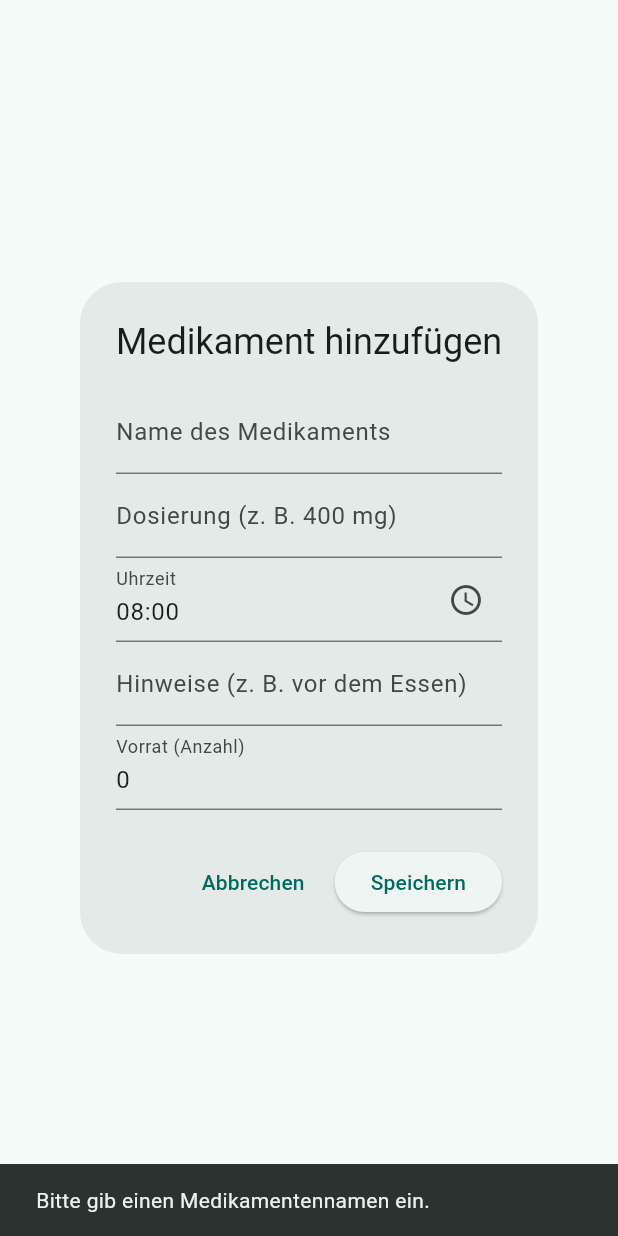
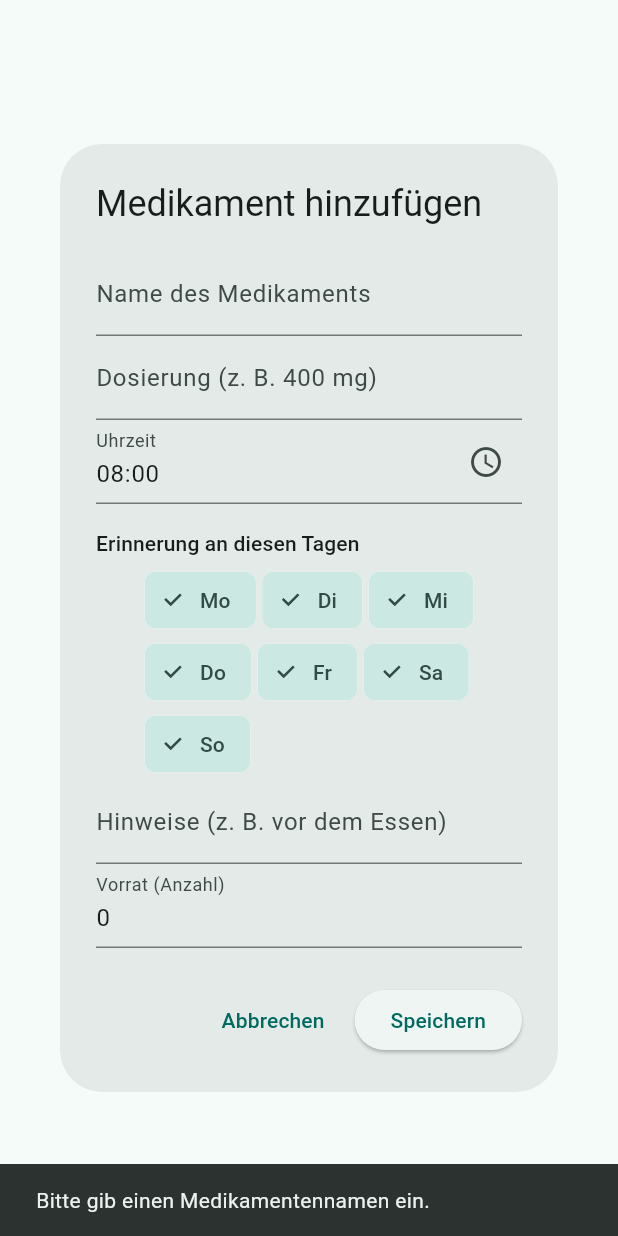
Before and after one commit to WeA200675/medication_app, a Flutter app: the _AddEditMedicationDialog widget shown alone on an empty page, opened directly with empty values, after a tap on "Speichern", on a phone screen of 412 x 824 dp. Run offline on Flutter 3.47's test engine with Material 3 defaults, Android fonts, the phone set to English and light mode, and no system bars; our stand-ins replace file_picker, flutter_local_notifications, flutter_timezone, image_picker, pdf, printing and 4 more; missing offline and left inert: flutter_pdfview, google_mlkit_text_recognition; accounts and stored records are empty.

Commit message:
Let users choose medication reminder weekdays

```diff
--- a/lib/screens/med_plan_screen.dart
+++ b/lib/screens/med_plan_screen.dart
@@ -539,11 +539,19 @@ class _AddEditMedicationDialogState extends State<_AddEditMedicationDialog> {
   late TextEditingController _stockCtrl;
 
   bool get isEditing => widget.existingEntry != null;
+  late Set<int> _selectedDays;
+
+  static const List<String> _weekdayLabels = [
+    'Mo', 'Di', 'Mi', 'Do', 'Fr', 'Sa', 'So',
+  ];
 
   @override
   void initState() {
     super.initState();
     final entry = widget.existingEntry;
+    _selectedDays = (entry?.selectedDays ?? const [1, 2, 3, 4, 5, 6, 7])
+        .where((day) => day >= 1 && day <= 7)
+        .toSet();
     _nameCtrl = TextEditingController(text: isEditing ? entry!.drugName : widget.prefilledName);
     _dosageCtrl = TextEditingController(text: isEditing ? entry!.dosage : widget.prefilledDosage);
     _timeCtrl = TextEditingController(text: isEditing ? entry!.time : '08:00');
@@ -573,6 +581,13 @@ class _AddEditMedicationDialogState extends State<_AddEditMedicationDialog> {
       return;
     }
 
+    if (_selectedDays.isEmpty) {
+      ScaffoldMessenger.of(context).showSnackBar(
+        const SnackBar(content: Text('Bitte mindestens einen Wochentag auswählen.')),
+      );
+      return;
+    }
+
     try {
       final existing = widget.existingEntry;
       final entryToSave = MedPlanEntry(
@@ -583,9 +598,7 @@ class _AddEditMedicationDialogState extends State<_AddEditMedicationDialog> {
         instructions: _instructionsCtrl.text.trim(),
         isActive: isEditing ? existing!.isActive : true,
         isReminderActive: isEditing ? existing!.isReminderActive : true,
-        selectedDays: isEditing
-            ? existing!.selectedDays
-            : const [1, 2, 3, 4, 5, 6, 7],
+        selectedDays: _selectedDays.toList()..sort(),
         stockCount: int.tryParse(_stockCtrl.text.trim()) ?? 0,
         takenToday: isEditing ? existing!.takenToday : false,
       );
@@ -676,6 +689,35 @@ class _AddEditMedicationDialogState extends State<_AddEditMedicationDialog> {
                 }
               },
             ),
+            Align(
+              alignment: Alignment.centerLeft,
+              child: Padding(
+                padding: const EdgeInsets.only(top: 16, bottom: 4),
+                child: Text(
+                  'Erinnerung an diesen Tagen',
+                  style: Theme.of(context).textTheme.labelLarge,
+                ),
+              ),
+            ),
+            Wrap(
+              spacing: 4,
+              children: List<Widget>.generate(7, (index) {
+                final weekday = index + 1;
+                return FilterChip(
+                  label: Text(_weekdayLabels[index]),
+                  selected: _selectedDays.contains(weekday),
+                  onSelected: (selected) {
+                    setState(() {
+                      if (selected) {
+                        _selectedDays.add(weekday);
+                      } else {
+                        _selectedDays.remove(weekday);
+                      }
+                    });
+                  },
+                );
+              }),
+            ),
             TextField(
               controller: _instructionsCtrl,
               decoration: const InputDecoration(
```
